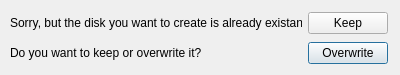
Above: ui/VhdExists.ui from Tech-FZ/EmuGUI before the change. Below: the same form after it.
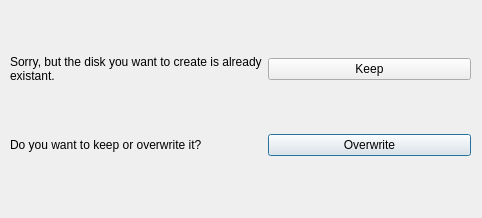
That is the form after the change.

Patch:
```diff
--- a/ui/VhdExists.ui
+++ b/ui/VhdExists.ui
@@ -6,8 +6,8 @@
    <rect>
     <x>0</x>
     <y>0</y>
-    <width>400</width>
-    <height>75</height>
+    <width>482</width>
+    <height>218</height>
    </rect>
   </property>
   <property name="windowTitle">
@@ -21,8 +21,8 @@
     <rect>
      <x>10</x>
      <y>10</y>
-     <width>378</width>
-     <height>56</height>
+     <width>461</width>
+     <height>191</height>
     </rect>
    </property>
    <layout class="QGridLayout" name="gridLayout">
@@ -31,6 +31,9 @@
       <property name="text">
        <string>Do you want to keep or overwrite it?</string>
       </property>
+      <property name="wordWrap">
+       <bool>true</bool>
+      </property>
      </widget>
     </item>
     <item row="1" column="2">
@@ -45,6 +48,9 @@
       <property name="text">
        <string>Sorry, but the disk you want to create is already existant.</string>
       </property>
+      <property name="wordWrap">
+       <bool>true</bool>
+      </property>
      </widget>
     </item>
     <item row="0" column="2">
```
